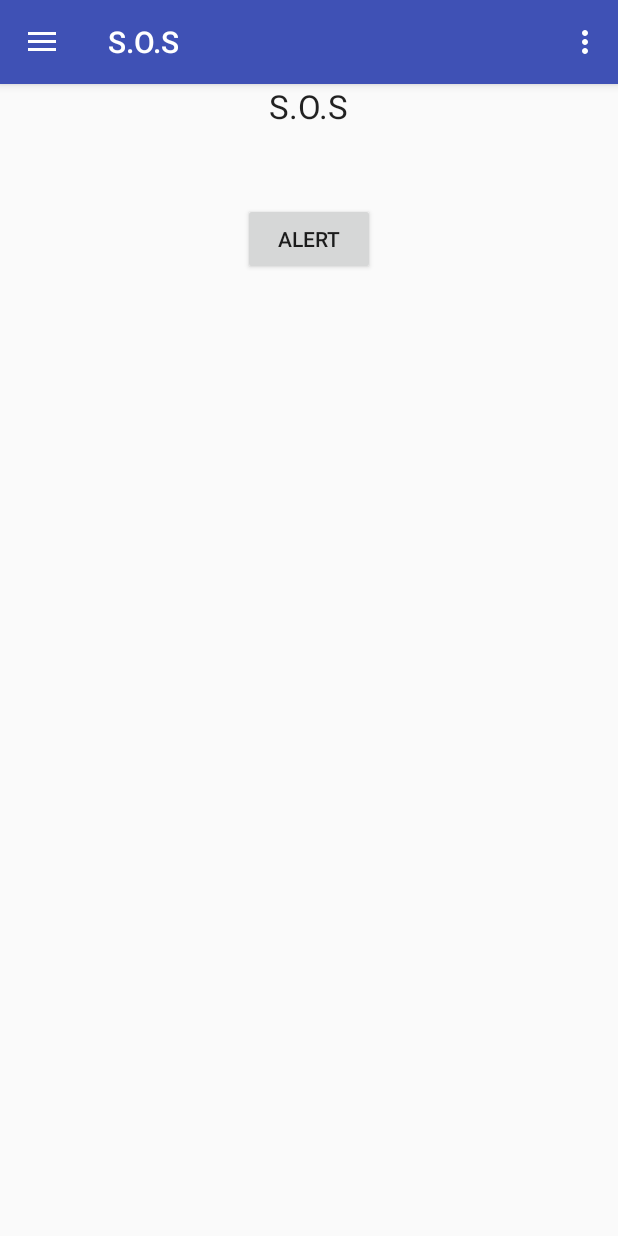
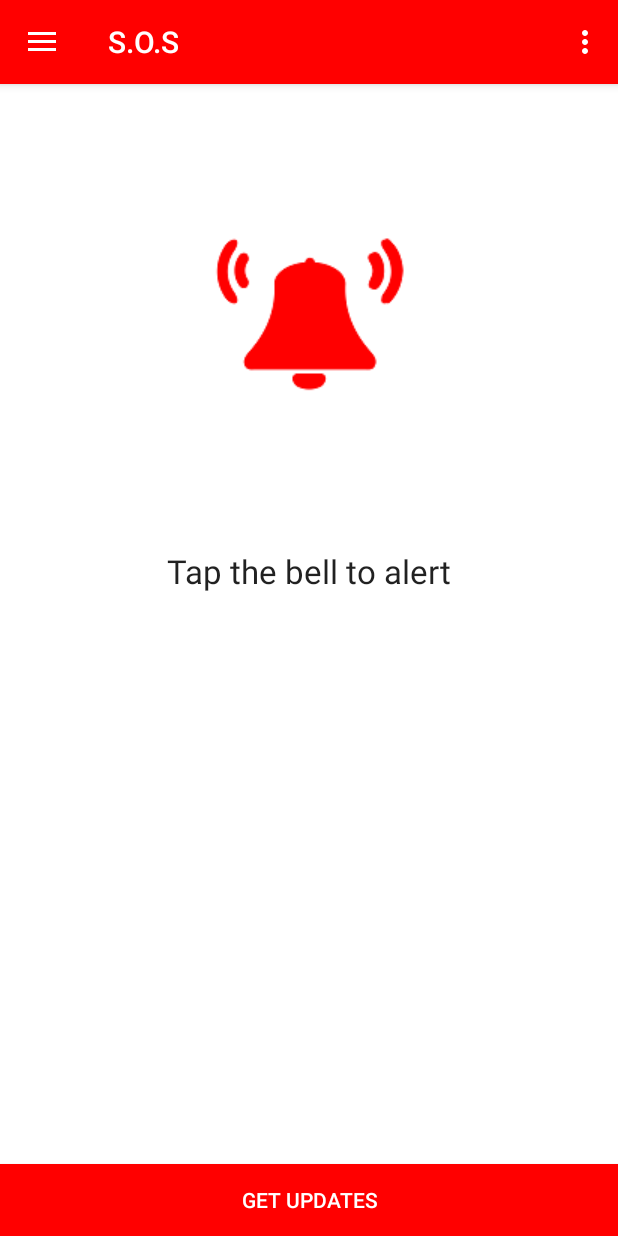
Before and after one commit to tando89/SOS, an Android app: the screen it shows after launch (MainActivity), on a phone screen of 412 x 824 dp. Run offline under Robolectric (Android 15) with nearby library versions, the phone set to English and light mode, and no system bars.

Commit message:
Updated the GUI

```diff
--- a/SOS/app/src/main/AndroidManifest.xml
+++ b/SOS/app/src/main/AndroidManifest.xml
@@ -19,6 +19,9 @@
                 <category android:name="android.intent.category.LAUNCHER" />
             </intent-filter>
         </activity>
+        <activity android:name=".GetUpdates"
+            android:label="Updates"
+            android:parentActivityName=".MainActivity"></activity>
     </application>
 
 </manifest>
--- /dev/null
+++ b/SOS/app/src/main/java/com/example/tan089/sos/GetUpdates.java
@@ -0,0 +1,13 @@
+package com.example.tan089.sos;
+
+import android.support.v7.app.AppCompatActivity;
+import android.os.Bundle;
+
+public class GetUpdates extends AppCompatActivity {
+
+    @Override
+    protected void onCreate(Bundle savedInstanceState) {
+        super.onCreate(savedInstanceState);
+        setContentView(R.layout.activity_get_updates);
+    }
+}
--- a/SOS/app/src/main/java/com/example/tan089/sos/home.java
+++ b/SOS/app/src/main/java/com/example/tan089/sos/home.java
@@ -1,30 +1,46 @@
 package com.example.tan089.sos;
 
+import android.content.Intent;
 import android.os.Bundle;
 import android.support.annotation.Nullable;
 import android.support.v4.app.Fragment;
 import android.view.LayoutInflater;
 import android.view.View;
 import android.view.ViewGroup;
+import android.widget.Button;
+
+import static com.example.tan089.sos.R.layout.fragment_home;
 
 /**
  * Created by tan089 on 7/13/2017.
  */
 
 public class home extends Fragment {
+
+    Button getUpdates;
     @Nullable
     @Override
     public View onCreateView(LayoutInflater inflater, @Nullable ViewGroup container, @Nullable Bundle savedInstanceState) {
         //returning our layout file
         //change R.layout.yourlayoutfilename for each of your fragments
-        return inflater.inflate(R.layout.fragment_home, container, false);
+        View viewHome =  inflater.inflate(fragment_home, container, false);
+        getUpdates = (Button) viewHome.findViewById(R.id.getUpdates);
+        getUpdates.setOnClickListener(new View.OnClickListener() {
+            @Override
+            public void onClick(View v) {
+                Intent intent = new Intent(getActivity(), GetUpdates.class);
+                startActivity(intent);
+            }
+        });
+        return viewHome;
+
     }
-
 
     @Override
     public void onViewCreated(View view, @Nullable Bundle savedInstanceState) {
         super.onViewCreated(view, savedInstanceState);
         //you can set the title for your toolbar here for different fragments different titles
         getActivity().setTitle("S.O.S");
+
     }
 }
--- /dev/null
+++ b/SOS/app/src/main/res/layout/activity_get_updates.xml
@@ -0,0 +1,9 @@
+<?xml version="1.0" encoding="utf-8"?>
+<android.support.constraint.ConstraintLayout xmlns:android="http://schemas.android.com/apk/res/android"
+    xmlns:app="http://schemas.android.com/apk/res-auto"
+    xmlns:tools="http://schemas.android.com/tools"
+    android:layout_width="match_parent"
+    android:layout_height="match_parent"
+    tools:context="com.example.tan089.sos.GetUpdates">
+
+</android.support.constraint.ConstraintLayout>
--- a/SOS/app/src/main/res/layout/fragment_home.xml
+++ b/SOS/app/src/main/res/layout/fragment_home.xml
@@ -1,18 +1,42 @@
 <?xml version="1.0" encoding="utf-8"?>
 <LinearLayout xmlns:android="http://schemas.android.com/apk/res/android"
     android:orientation="vertical" android:layout_width="match_parent"
-    android:layout_height="match_parent">
+    android:layout_height="match_parent"
+    android:background="#fff">
+
+    <LinearLayout
+        android:layout_width="fill_parent"
+        android:layout_height="wrap_content"
+        android:orientation="vertical"
+        android:gravity="center"
+        android:layout_margin="10dp">
+        <Button
+            android:layout_width="300dp"
+            android:layout_height="match_parent"
+            android:background="@drawable/alarmimg01"
+            style="?android:attr/borderlessButtonStyle"/>
         <TextView
             android:id="@+id/textView"
             android:layout_width="wrap_content"
             android:layout_height="wrap_content"
-        android:text="S.O.S"
+            android:text="Tap the bell to alert"
             android:textAppearance="?android:attr/textAppearanceLarge"
             android:layout_gravity="center"/>
+    </LinearLayout>
+    <LinearLayout
+        android:layout_width="fill_parent"
+        android:layout_height="0dp"
+        android:layout_weight="1"
+        android:orientation="horizontal"
+        android:gravity="bottom">
         <Button
             android:layout_width="wrap_content"
             android:layout_height="wrap_content"
-        android:layout_gravity="center"
-        android:text="ALERT"
-        android:layout_marginTop="50dp"/>
+            android:text="Get Updates"
+            android:layout_weight="1"
+            android:background="#ff0000"
+            android:textColor="#fff"
+            android:id="@+id/getUpdates"/>
         </LinearLayout>
+
+</LinearLayout>
--- a/SOS/app/src/main/res/menu/activity_main_drawer.xml
+++ b/SOS/app/src/main/res/menu/activity_main_drawer.xml
@@ -11,7 +11,8 @@
         <item
             android:id="@+id/AboutUs"
             android:icon="@drawable/ic_face_black_24px"
-            android:title="About Us" />
+            android:title="About Us">
+        </item>
         <item
             android:id="@+id/EmergencyReport"
             android:icon="@drawable/ic_add_alert_black_24px"
--- a/SOS/app/src/main/res/values/colors.xml
+++ b/SOS/app/src/main/res/values/colors.xml
@@ -1,6 +1,6 @@
 <?xml version="1.0" encoding="utf-8"?>
 <resources>
-    <color name="colorPrimary">#3F51B5</color>
-    <color name="colorPrimaryDark">#303F9F</color>
+    <color name="colorPrimary">#ff0000</color>
+    <color name="colorPrimaryDark">#ff0000</color>
     <color name="colorAccent">#FF4081</color>
 </resources>
```
Also changed, not shown: SOS/app/src/main/res/drawable/alarmimg01.png (added). Lines whose indentation alone changed are shown as unchanged.
